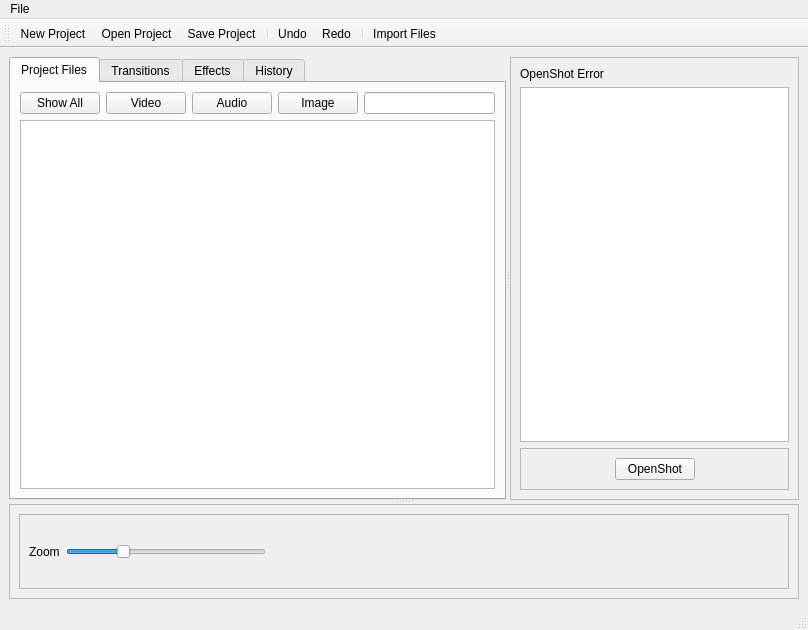
This is openshot/windows/ui/main.ui in OpenShot/openshot-qt as Qt 5 draws it before an edit. The edited form follows.
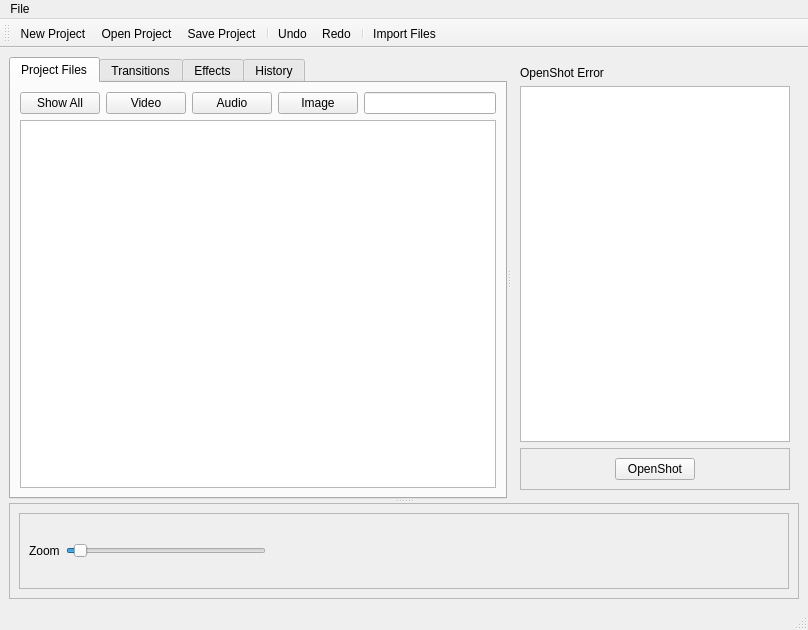
This is the edited form. Icons and pictures are not drawn.

Patch:
```diff
--- a/openshot/windows/ui/main.ui
+++ b/openshot/windows/ui/main.ui
@@ -53,6 +53,12 @@
         <enum>Qt::Horizontal</enum>
        </property>
        <widget class="QTabWidget" name="tabMain">
+        <property name="sizePolicy">
+         <sizepolicy hsizetype="Preferred" vsizetype="Preferred">
+          <horstretch>0</horstretch>
+          <verstretch>0</verstretch>
+         </sizepolicy>
+        </property>
         <property name="acceptDrops">
          <bool>false</bool>
         </property>
@@ -154,12 +160,6 @@
         <property name="enabled">
          <bool>true</bool>
         </property>
-        <property name="frameShape">
-         <enum>QFrame::StyledPanel</enum>
-        </property>
-        <property name="frameShadow">
-         <enum>QFrame::Raised</enum>
-        </property>
         <layout class="QVBoxLayout" name="verticalLayout_2">
          <property name="leftMargin">
           <number>9</number>
@@ -172,7 +172,11 @@
           </widget>
          </item>
          <item>
-          <widget class="QGraphicsView" name="graphicsView"/>
+          <widget class="QGraphicsView" name="graphicsView">
+           <property name="autoFillBackground">
+            <bool>false</bool>
+           </property>
+          </widget>
          </item>
          <item>
           <widget class="QFrame" name="frame_3">
@@ -255,22 +259,35 @@
               </size>
              </property>
              <property name="minimum">
-              <number>25</number>
+              <number>8</number>
              </property>
              <property name="maximum">
-              <number>300</number>
+              <number>210</number>
              </property>
              <property name="singleStep">
               <number>25</number>
              </property>
              <property name="pageStep">
-              <number>50</number>
+              <number>20</number>
              </property>
              <property name="value">
-              <number>100</number>
+              <number>16</number>
              </property>
              <property name="orientation">
               <enum>Qt::Horizontal</enum>
+             </property>
+             <property name="invertedControls">
+              <bool>true</bool>
+             </property>
+             <property name="tickPosition">
+              <enum>QSlider::NoTicks</enum>
+             </property>
+            </widget>
+           </item>
+           <item>
+            <widget class="QLabel" name="lblZoomAmt">
+             <property name="text">
+              <string/>
              </property>
             </widget>
            </item>
```
Left out of the diff: 23 changed lines with no effect on the pictures.
